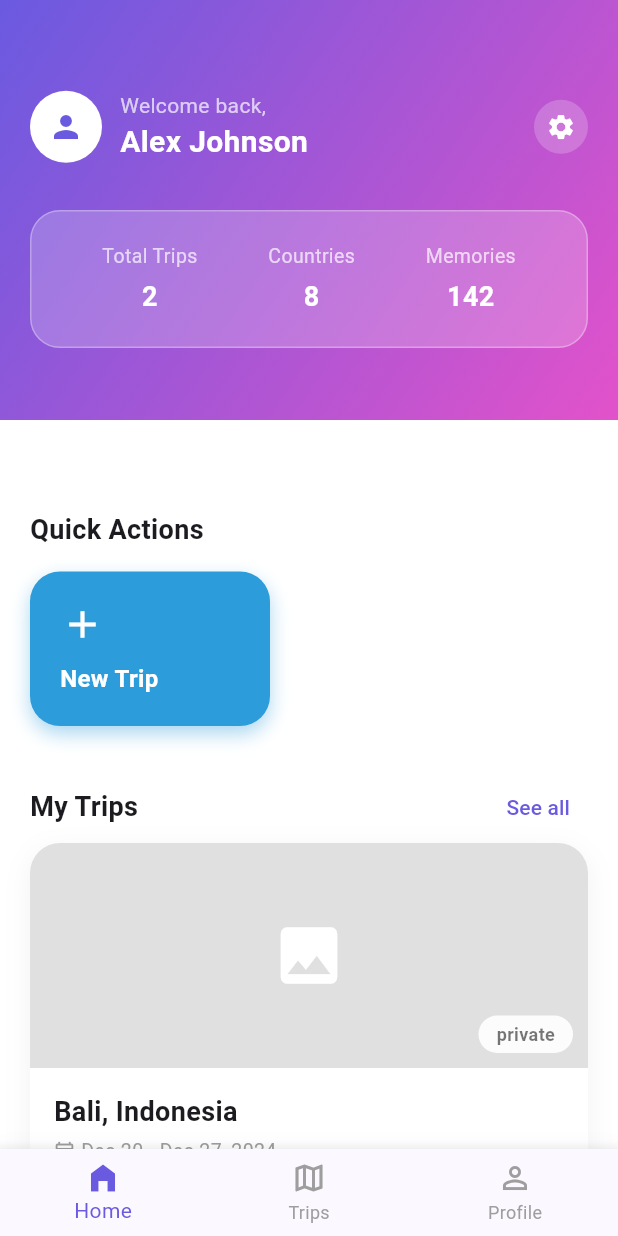
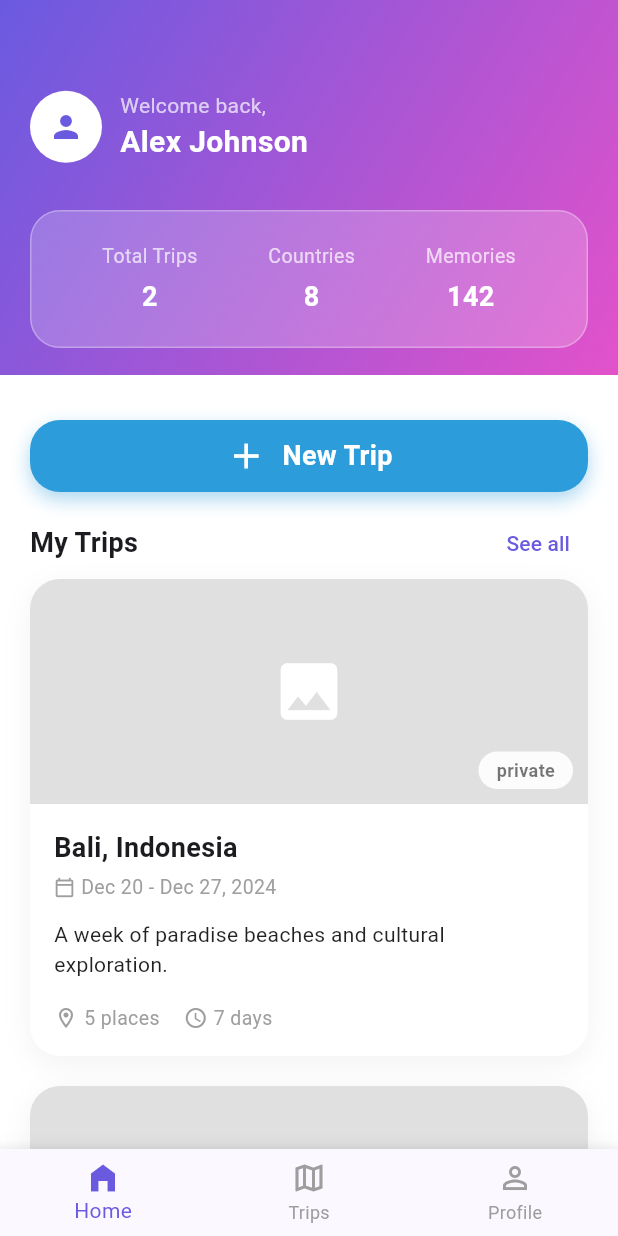
Before and after one commit to Ishini-Edirisinghe/Travelo-MAD-CW-2, a Flutter app: the HomeScreen screen opened directly, on a phone screen of 412 x 824 dp. Run offline on Flutter 3.47's test engine with Material 3 defaults, Android fonts, the phone set to English and light mode, and no system bars.

Commit message:
home screen UI issue fixes

```diff
--- a/lib/presentation/screens/home.dart
+++ b/lib/presentation/screens/home.dart
@@ -1,9 +1,8 @@
 import 'package:flutter/material.dart';
 import '../widgets/trip_card.dart';
-// Import the new screens
 import 'trips.dart';
 import 'profile.dart';
-// import 'create_trip_screen.dart'; // Keep this for the "New Trip" button action later
+// import 'create_trip_screen.dart'; // Keep for future use
 
 class HomeScreen extends StatefulWidget {
   const HomeScreen({super.key});
@@ -15,21 +14,17 @@ class HomeScreen extends StatefulWidget {
 class _HomeScreenState extends State<HomeScreen> {
   int _currentIndex = 0;
 
-  // The 3 Main Tabs
   final List<Widget> _pages = [
-    const HomeDashboardTab(), // Index 0: Home Dashboard (Defined below)
-    const TripsScreen(), // Index 1: The separate Trips Screen
-    const ProfileScreen(), // Index 2: The separate Profile Screen
+    const HomeDashboardTab(),
+    const TripsScreen(),
+    const ProfileScreen(),
   ];
 
   @override
   Widget build(BuildContext context) {
     return Scaffold(
       backgroundColor: Colors.white,
-
-      // Displays the selected screen from _pages list
       body: _pages[_currentIndex],
-
       bottomNavigationBar: Container(
         decoration: BoxDecoration(
           boxShadow: [
@@ -64,7 +59,7 @@ class _HomeScreenState extends State<HomeScreen> {
 }
 
 // ==========================================
-// THE MAIN DASHBOARD TAB (Matches Home Image)
+// THE MAIN DASHBOARD TAB
 // ==========================================
 class HomeDashboardTab extends StatelessWidget {
   const HomeDashboardTab({super.key});
@@ -75,13 +70,13 @@ class HomeDashboardTab extends StatelessWidget {
       child: Column(
         crossAxisAlignment: CrossAxisAlignment.start,
         children: [
-          // 1. HEADER SECTION (Gradient + Stats)
+          // 1. HEADER SECTION
           Stack(
             clipBehavior: Clip.none,
             children: [
               // Gradient Background
               Container(
-                height: 280,
+                height: 250,
                 padding: const EdgeInsets.fromLTRB(20, 60, 20, 20),
                 decoration: const BoxDecoration(
                   gradient: LinearGradient(
@@ -89,9 +84,6 @@ class HomeDashboardTab extends StatelessWidget {
                     end: Alignment.bottomRight,
                     colors: [Color(0xFF6A5AE0), Color(0xFFE252CA)],
                   ),
-                  // borderRadius: BorderRadius.vertical(
-                  //   bottom: Radius.circular(30),
-                  // ),
                 ),
                 child: Column(
                   children: [
@@ -101,10 +93,7 @@ class HomeDashboardTab extends StatelessWidget {
                         const CircleAvatar(
                           radius: 24,
                           backgroundColor: Colors.white,
-                          child: Icon(
-                            Icons.person,
-                            color: Color(0xFF6A5AE0),
-                          ), // Placeholder
+                          child: Icon(Icons.person, color: Color(0xFF6A5AE0)),
                         ),
                         const SizedBox(width: 12),
                         const Expanded(
@@ -129,18 +118,7 @@ class HomeDashboardTab extends StatelessWidget {
                             ],
                           ),
                         ),
-                        Container(
-                          padding: const EdgeInsets.all(8),
-                          decoration: BoxDecoration(
-                            color: Colors.white.withOpacity(0.2),
-                            shape: BoxShape.circle,
-                          ),
-                          child: const Icon(
-                            Icons.settings,
-                            color: Colors.white,
-                            size: 20,
-                          ),
-                        ),
+                        // REMOVED SETTINGS ICON HERE
                       ],
                     ),
                   ],
@@ -155,9 +133,7 @@ class HomeDashboardTab extends StatelessWidget {
                 child: Container(
                   padding: const EdgeInsets.symmetric(vertical: 20),
                   decoration: BoxDecoration(
-                    color: Colors.white.withOpacity(
-                      0.2,
-                    ), // Glassmorphism effect
+                    color: Colors.white.withOpacity(0.2),
                     borderRadius: BorderRadius.circular(20),
                     border: Border.all(color: Colors.white.withOpacity(0.3)),
                   ),
@@ -174,30 +150,27 @@ class HomeDashboardTab extends StatelessWidget {
             ],
           ),
 
-          const SizedBox(height: 60), // Space for floating box
-          // 2. QUICK ACTIONS
+          const SizedBox(height: 30),
+
+          // 2. QUICK ACTION BUTTON (Modified)
           Padding(
             padding: const EdgeInsets.symmetric(horizontal: 20),
             child: Column(
               crossAxisAlignment: CrossAxisAlignment.start,
               children: [
-                const Text(
-                  "Quick Actions",
-                  style: TextStyle(fontSize: 18, fontWeight: FontWeight.bold),
-                ),
-                const SizedBox(height: 15),
+                // REMOVED "Quick Actions" TEXT HERE
 
-                // Only "+ New Trip" Button as requested
+                // Full Width "+ New Trip" Button
                 GestureDetector(
                   onTap: () {
                     // Navigate to CreateTripScreen
                     // Navigator.push(context, MaterialPageRoute(builder: (_) => const CreateTripScreen()));
                   },
                   child: Container(
-                    width: 160,
-                    padding: const EdgeInsets.all(20),
+                    width: double.infinity, // Full Width
+                    padding: const EdgeInsets.symmetric(vertical: 10),
                     decoration: BoxDecoration(
-                      color: const Color(0xFF2D9CDB), // Blue color from image
+                      color: const Color(0xFF2D9CDB),
                       borderRadius: BorderRadius.circular(20),
                       boxShadow: [
                         BoxShadow(
@@ -207,17 +180,17 @@ class HomeDashboardTab extends StatelessWidget {
                         ),
                       ],
                     ),
-                    child: const Column(
-                      crossAxisAlignment: CrossAxisAlignment.start,
+                    child: const Row(
+                      mainAxisAlignment: MainAxisAlignment.center,
                       children: [
-                        Icon(Icons.add, color: Colors.white, size: 30),
-                        SizedBox(height: 10),
+                        Icon(Icons.add, color: Colors.white, size: 28),
+                        SizedBox(width: 10),
                         Text(
                           "New Trip",
                           style: TextStyle(
                             color: Colors.white,
                             fontWeight: FontWeight.bold,
-                            fontSize: 16,
+                            fontSize: 18,
                           ),
                         ),
                       ],
@@ -228,7 +201,7 @@ class HomeDashboardTab extends StatelessWidget {
             ),
           ),
 
-          const SizedBox(height: 30),
+          const SizedBox(height: 10),
 
           // 3. MY TRIPS SECTION
           Padding(
@@ -241,9 +214,7 @@ class HomeDashboardTab extends StatelessWidget {
                   style: TextStyle(fontSize: 18, fontWeight: FontWeight.bold),
                 ),
                 TextButton(
-                  onPressed: () {
-                    // This could switch tabs to index 1 if you want
-                  },
+                  onPressed: () {},
                   child: const Text(
                     "See all",
                     style: TextStyle(color: Color(0xFF6A5AE0)),
@@ -258,7 +229,6 @@ class HomeDashboardTab extends StatelessWidget {
             padding: const EdgeInsets.symmetric(horizontal: 20),
             child: Column(
               children: [
-                // Dummy Card 1
                 TripCard(
                   title: "Bali, Indonesia",
                   date: "Dec 20 - Dec 27, 2024",
@@ -269,7 +239,6 @@ class HomeDashboardTab extends StatelessWidget {
                   daysCount: 7,
                   onTap: () {},
                 ),
-                // Dummy Card 2
                 TripCard(
                   title: "Paris, France",
                   date: "Jan 10 - Jan 15, 2025",
@@ -289,7 +258,6 @@ class HomeDashboardTab extends StatelessWidget {
     );
   }
 
-  // Helper for Header Stats (White Text)
   Widget _buildHeaderStat(String label, String value) {
     return Column(
       children: [
```
